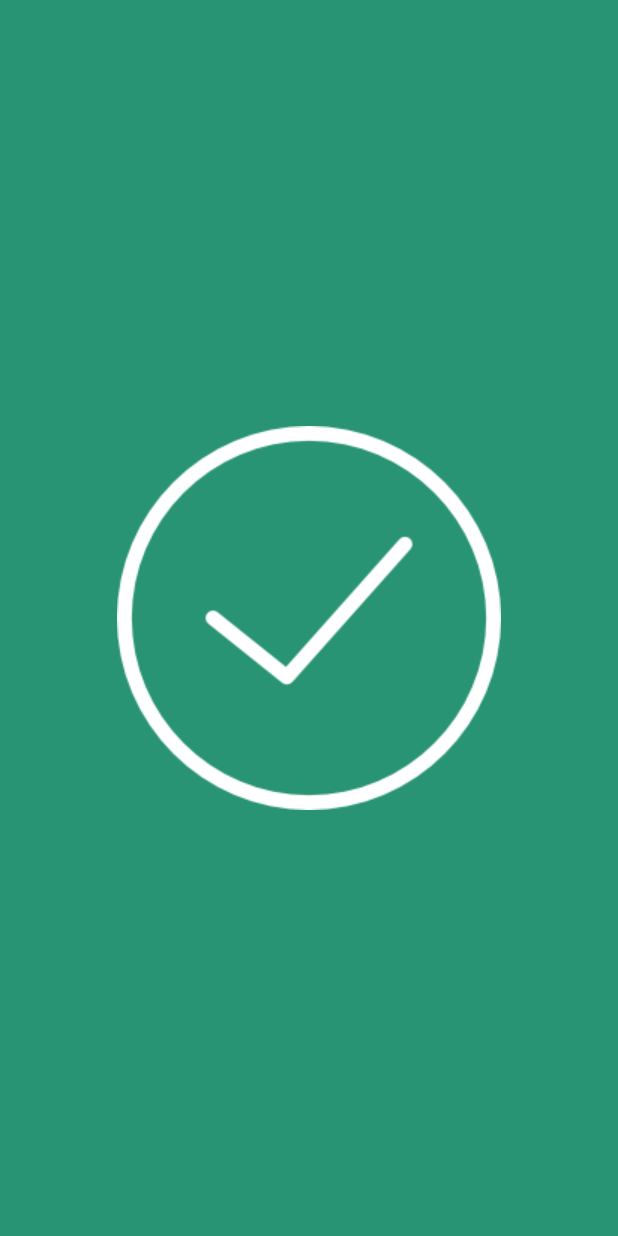
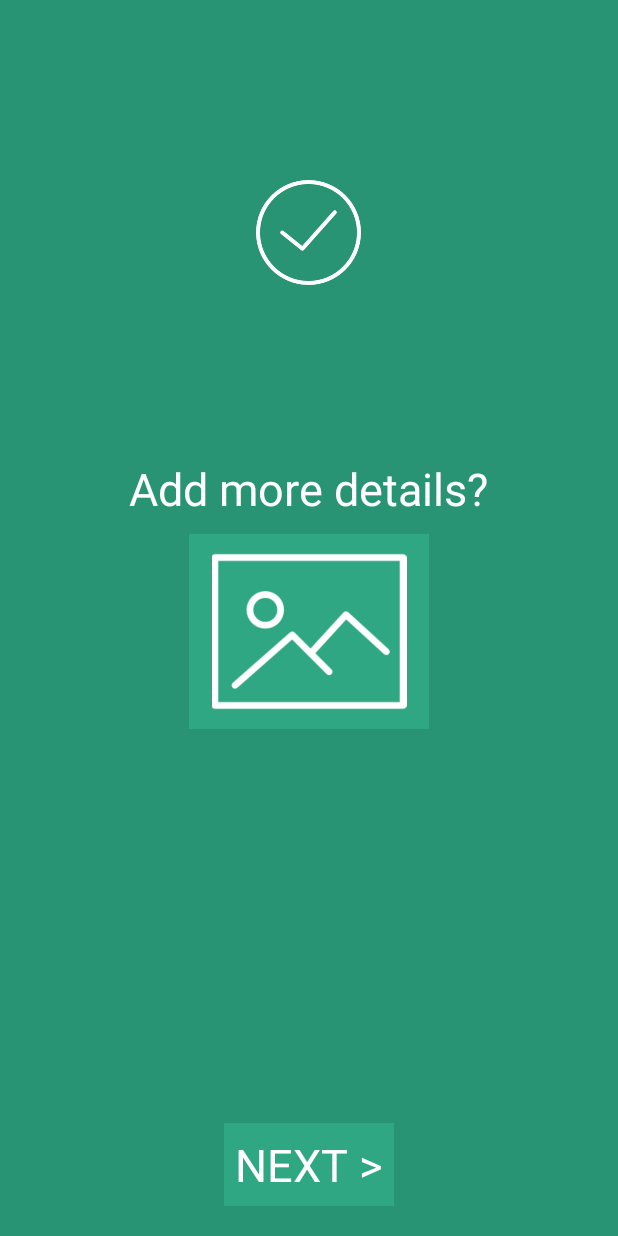
Before and after one commit to MayankR/QuickMed-UCHealthHack, an Android app: the DoneQuestionsActivity screen opened directly, with no data from a screen before it, on a phone screen of 412 x 824 dp. Run offline under Robolectric (Android 15) with nearby library versions, the phone set to English and light mode, and no system bars.

Commit message:
Text ans on back

```diff
--- a/NoWaitHospital/app/src/main/java/edu/uchealth/healthhack/nowaithospital/DoneQuestionsActivity.java
+++ b/NoWaitHospital/app/src/main/java/edu/uchealth/healthhack/nowaithospital/DoneQuestionsActivity.java
@@ -1,13 +1,56 @@
 package edu.uchealth.healthhack.nowaithospital;
 
+import android.content.Intent;
 import android.support.v7.app.AppCompatActivity;
 import android.os.Bundle;
+import android.view.View;
+import android.widget.Button;
+import android.widget.ImageView;
+import android.widget.TextView;
+import android.widget.Toast;
 
-public class DoneQuestionsActivity extends AppCompatActivity {
+public class DoneQuestionsActivity extends AppCompatActivity implements View.OnClickListener {
+    ImageView addimageIV;
+    TextView nextButton;
 
     @Override
     protected void onCreate(Bundle savedInstanceState) {
         super.onCreate(savedInstanceState);
         setContentView(R.layout.activity_done_questions);
+
+        addimageIV = (ImageView) findViewById(R.id.take_pic_iv);
+        addimageIV.setOnClickListener(this);
+
+        nextButton = (TextView) findViewById(R.id.next_button);
+        nextButton.setOnClickListener(this);
+    }
+
+    void goToHospital() {
+        Intent it = new Intent(this, HospitalSelectionActivity.class);
+        startActivity(it);
+        finish();
+    }
+
+    boolean backIgnore = true;
+    @Override
+    public void onBackPressed() {
+        if(backIgnore) {
+            Toast.makeText(this, "Press back again to quit", Toast.LENGTH_SHORT).show();
+            backIgnore = false;
+            return;
+        }
+        Intent it = new Intent(this, MainActivity.class);
+        startActivity(it);
+        finish();
+        backIgnore = true;
+    }
+
+    @Override
+    public void onClick(View view) {
+        switch(view.getId()) {
+            case R.id.next_button:
+                goToHospital();
+                break;
+        }
     }
 }
--- a/NoWaitHospital/app/src/main/res/layout/activity_done_questions.xml
+++ b/NoWaitHospital/app/src/main/res/layout/activity_done_questions.xml
@@ -9,10 +9,43 @@
 
     <ImageView
         android:id="@+id/check_iamge"
+        android:layout_width="70dp"
+        android:layout_height="150dp"
+        android:layout_centerHorizontal="true"
+        android:layout_marginTop="80dp"
+        android:src="@drawable/success"/>
+
+    <TextView
+        android:id="@+id/more_detail_tv"
         android:layout_width="wrap_content"
         android:layout_height="wrap_content"
+        android:text="Add more details?"
+        android:textColor="#ffffff"
+        android:layout_below="@+id/check_iamge"
         android:layout_centerHorizontal="true"
-        android:layout_centerVertical="true"
-        android:src="@drawable/success"/>
+        android:layout_marginTop="75dp"
+        android:textSize="30dp"/>
 
+    <ImageView
+        android:id="@+id/take_pic_iv"
+        android:layout_width="160dp"
+        android:layout_height="130dp"
+        android:src="@drawable/take_picture"
+        android:layout_below="@+id/more_detail_tv"
+        android:layout_centerHorizontal="true"
+        android:layout_marginTop="10dp"
+        android:background="#2ea782"/>
+
+    <TextView
+        android:id="@+id/next_button"
+        android:layout_width="wrap_content"
+        android:layout_height="wrap_content"
+        android:text="NEXT >"
+        android:textColor="#ffffff"
+        android:layout_alignParentBottom="true"
+        android:textSize="30dp"
+        android:layout_marginBottom="20dp"
+        android:layout_centerHorizontal="true"
+        android:background="#2ea782"
+        android:padding="7dp"/>
 </RelativeLayout>
```
Also changed, not shown: NoWaitHospital/app/src/main/AndroidManifest.xml (+9 -1 lines), NoWaitHospital/app/src/main/java/edu/uchealth/healthhack/nowaithospital/HospitalSelectionActivity.java (added, +13 -0 lines), NoWaitHospital/app/src/main/java/edu/uchealth/healthhack/nowaithospital/QuestionsActivity.java (+97 -3 lines), NoWaitHospital/app/src/main/res/layout/activity_hospital_selection.xml (added, +22 -0 lines), NoWaitHospital/app/src/main/res/drawable/take_picture.png (added).
